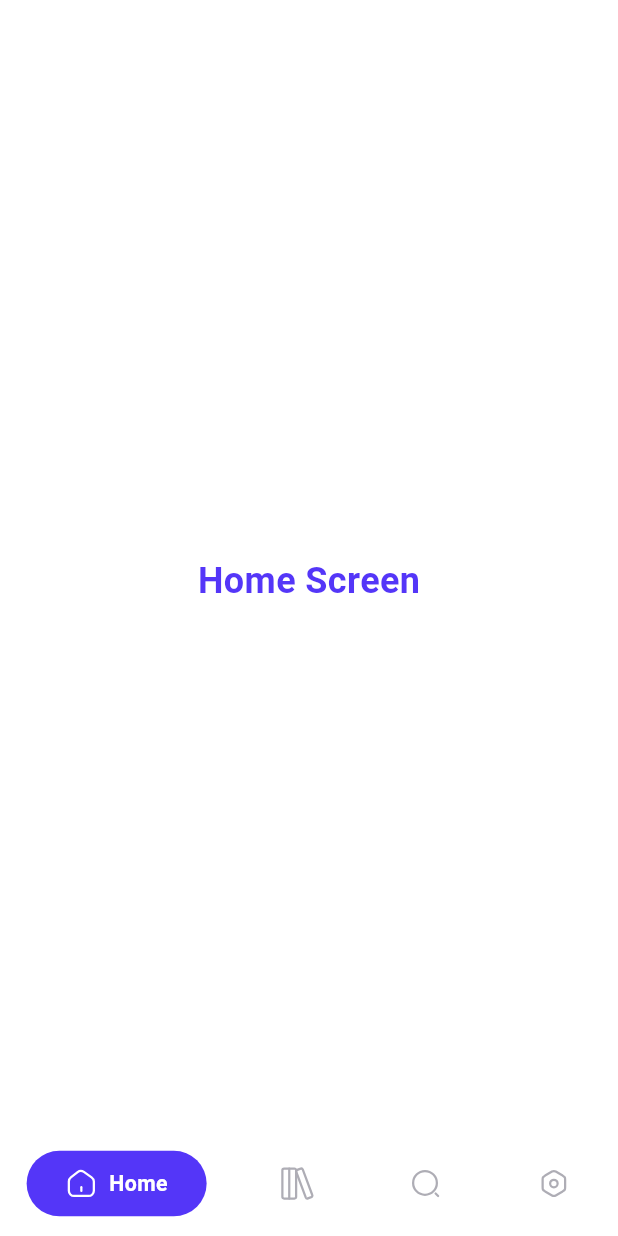
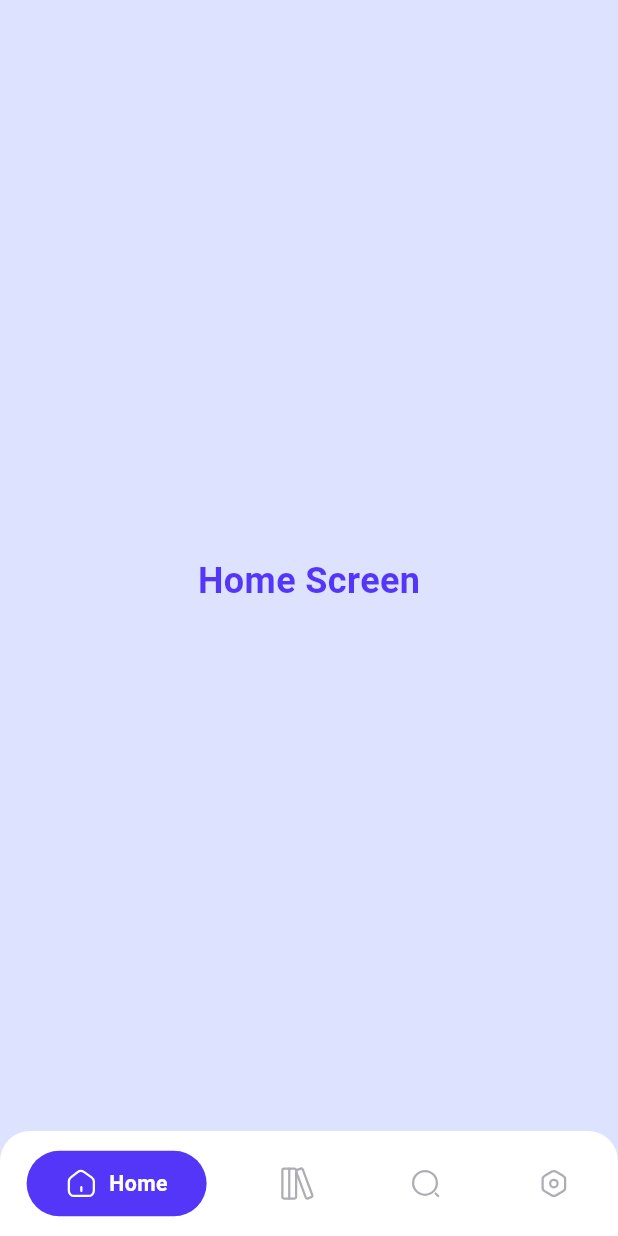
Before and after one commit to rashaNAlaswad/anime_app, a Flutter app: the screen it shows after launch, on a phone screen of 412 x 824 dp. Run offline on Flutter 3.47's test engine with Material 3 defaults, Android fonts, the phone set to English and light mode, and no system bars; drawn by our look-alikes of persistent_bottom_nav_bar; our stand-ins replace flutter_screenutil, flutter_svg.

Commit message:
Add spacing helper functions, update color constants, and enhance text styles in theme files

```diff
--- /dev/null
+++ b/lib/core/helper/spacing.dart
@@ -0,0 +1,6 @@
+import 'package:flutter/material.dart';
+import 'package:flutter_screenutil/flutter_screenutil.dart';
+
+SizedBox verticalSpace(double height) => SizedBox(height: height.h);
+
+SizedBox horizontalSpace(double width) => SizedBox(width: width.w);
--- a/lib/core/theme/app_colors.dart
+++ b/lib/core/theme/app_colors.dart
@@ -7,4 +7,6 @@ class AppColors {
   static const Color white = Color(0xFFFFFFFF);
   static const Color black = Color(0xFF000000);
   static const Color grey = Color(0xFFAEADB5);
+  static const Color drakBlue = Color(0xFF18153F);
+  static const Color scafoldBackground = Color(0xffDDE2FF);
 }
--- a/lib/core/theme/app_text_styles.dart
+++ b/lib/core/theme/app_text_styles.dart
@@ -12,4 +12,22 @@ class AppTextStyles {
     fontWeight: AppFontWeight.semiBold,
     color: AppColors.white,
   );
+
+  static TextStyle font24DarkBlueBold = TextStyle(
+    fontSize: 24.sp,
+    fontWeight: AppFontWeight.bold,
+    color: AppColors.drakBlue,
+  );
+
+  static TextStyle font14darkBlueBold = TextStyle(
+    fontSize: 14.sp,
+    fontWeight: AppFontWeight.bold,
+    color: AppColors.drakBlue,
+  );
+
+  static TextStyle font12greyMedium = TextStyle(
+    fontSize: 12.sp,
+    fontWeight: AppFontWeight.medium,
+    color: AppColors.grey,
+  );
 }
--- a/lib/core/theme/app_theme.dart
+++ b/lib/core/theme/app_theme.dart
@@ -4,11 +4,11 @@ import 'app_colors.dart';
 
 ThemeData appTheme() {
   return ThemeData(
-    scaffoldBackgroundColor: AppColors.white,
+    scaffoldBackgroundColor: AppColors.scafoldBackground,
     primaryColor: AppColors.bluePrimary,
 
     appBarTheme: AppBarTheme(
-      backgroundColor: AppColors.white,
+      backgroundColor: AppColors.scafoldBackground,
       centerTitle: true,
       elevation: 0,
     ),
```
